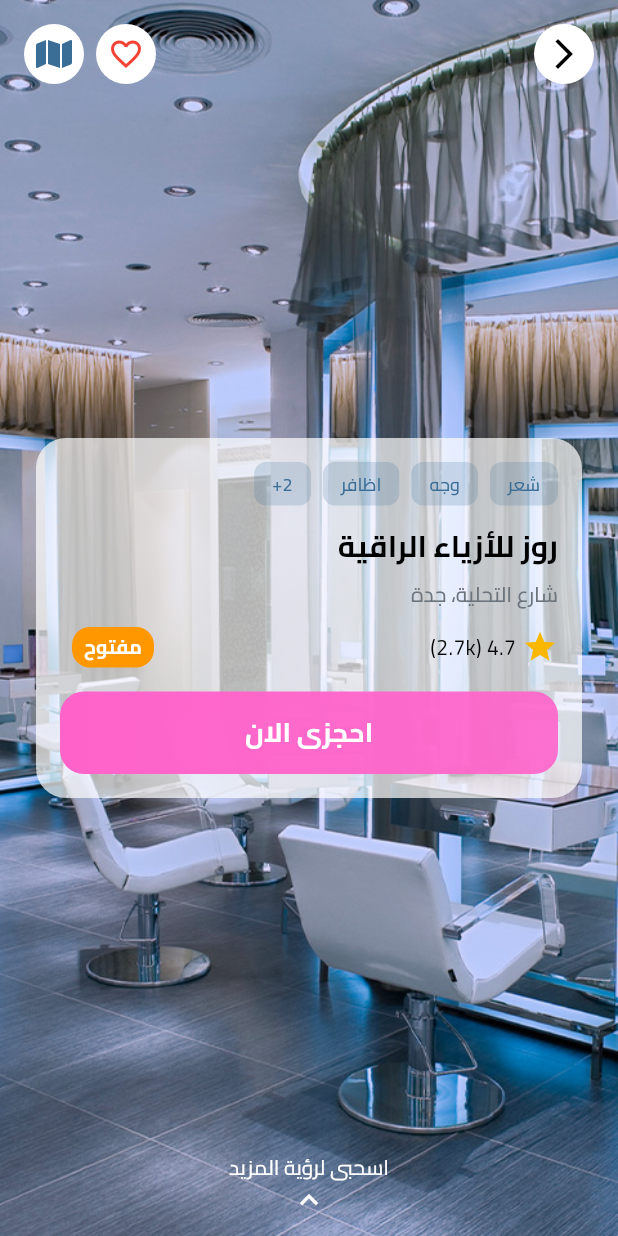
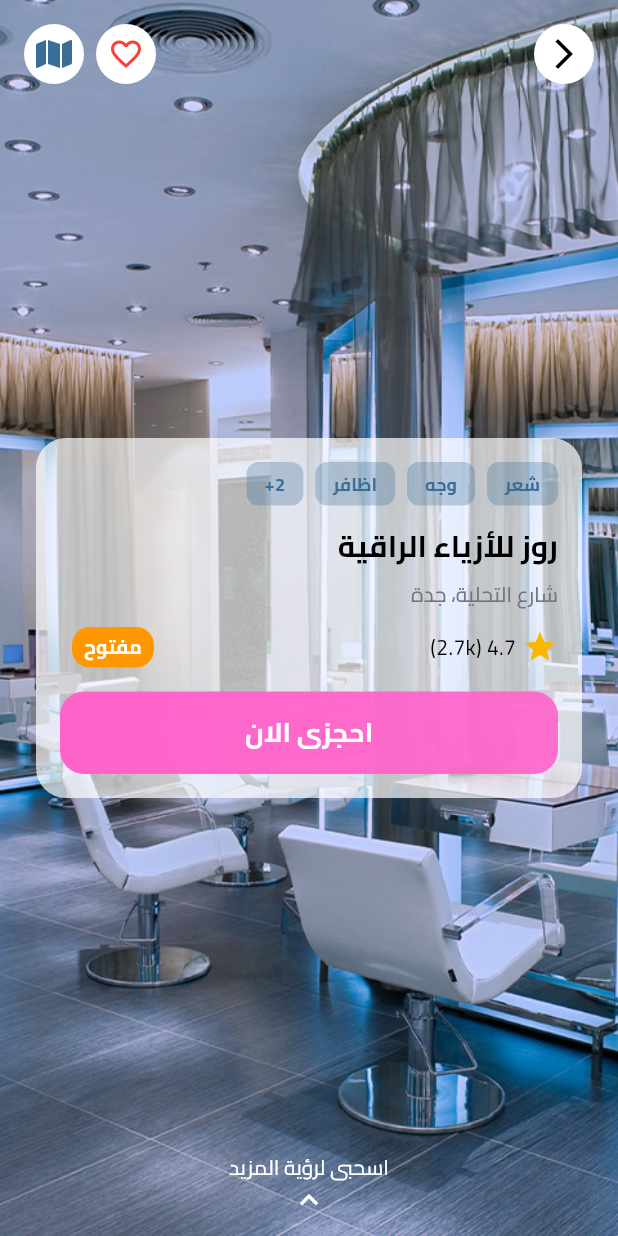
Before and after one commit to AbdulrhmanM0hamed/Beautilly, a Flutter app: the SalonQuickView screen opened directly, on a phone screen of 412 x 824 dp. Run offline on Flutter 3.47's test engine with Material 3 defaults, Android fonts, the phone set to English and light mode, and no system bars; our stand-ins replace cached_network_image, flutter_svg, google_maps_flutter, modal_progress_hud_nsn, pin_code_fields, shared_preferences; accounts and stored records are empty; network calls fail.

Commit message:
change colors

```diff
--- a/lib/core/utils/theme/app_colors.dart
+++ b/lib/core/utils/theme/app_colors.dart
@@ -11,7 +11,7 @@ class AppColors {
 
   // Text Colors
   static const Color textPrimary = Color(0xFF263643);
-  static const Color textSecondary = Color(0xFF6C757D);
+  static const Color textSecondary = Color.fromARGB(255, 113, 119, 126);
   static const Color textLight = Colors.white;
   static const Color textLight70 = Colors.white60;
   static const Color black = Color.fromARGB(255, 0, 0, 0);
--- a/lib/features/salone_profile/presentation/view/widgets/cart_of_booking.dart
+++ b/lib/features/salone_profile/presentation/view/widgets/cart_of_booking.dart
@@ -96,12 +96,12 @@ class CartOfBooking extends StatelessWidget {
     return Container(
       padding: const EdgeInsets.symmetric(horizontal: 12, vertical: 6),
       decoration: BoxDecoration(
-        color: AppColors.secondary.withOpacity(0.2),
+        color: AppColors.secondary.withOpacity(0.3),
         borderRadius: BorderRadius.circular(8),
       ),
       child: Text(
         label,
-        style: getMediumStyle(
+        style: getBoldStyle(
             fontFamily: FontConstant.cairo, color: AppColors.secondary),
       ),
     );
```
